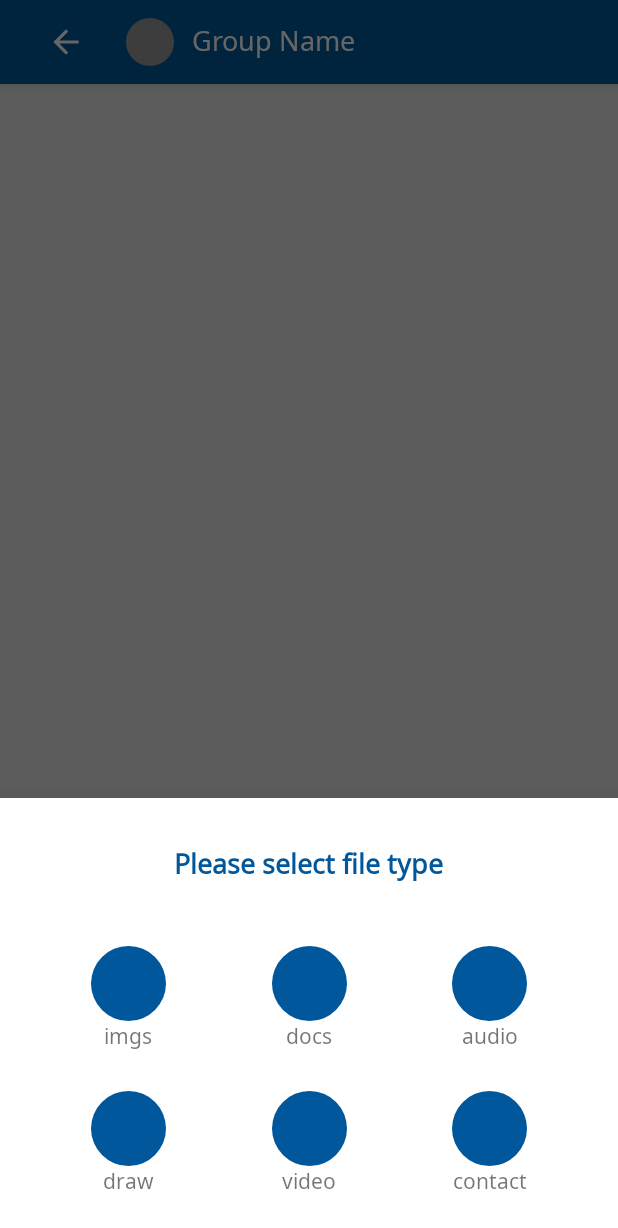
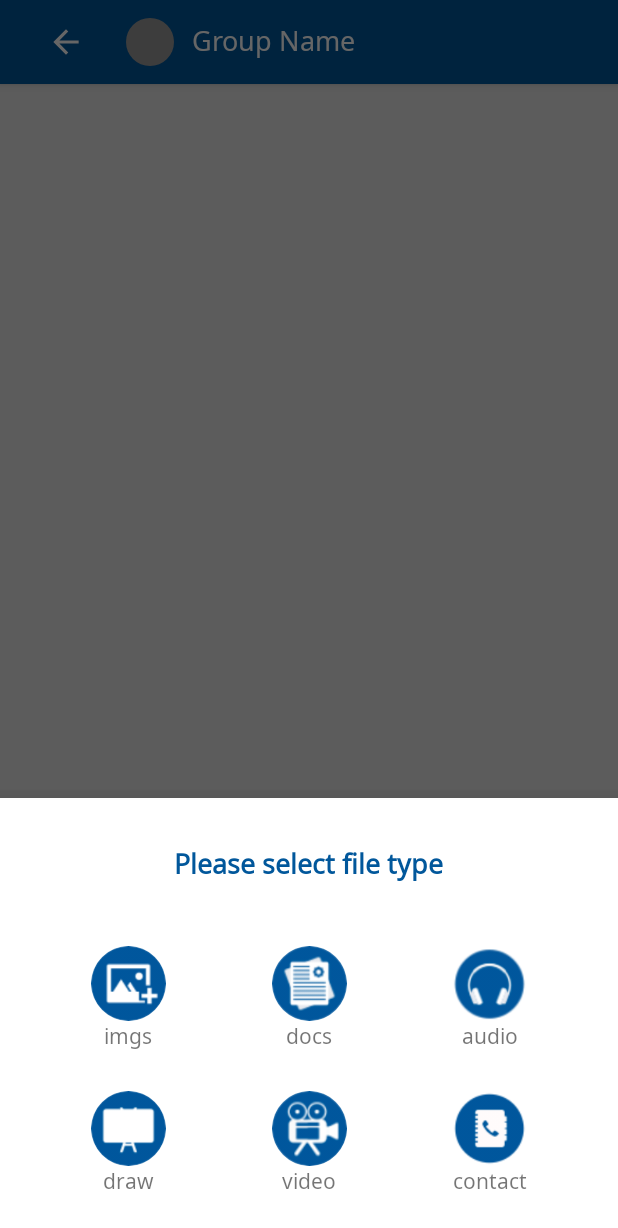
Before and after one commit to baithakguru/starmark, an Android app: the fragment SelectType placed in its activity, on a phone screen of 412 x 824 dp. Shown: the top 1228 px of the screen. Run offline under Robolectric (Android 15) with nearby library versions, the phone set to English and light mode, and no system bars; our stand-ins replace CircleImageView; 3 statements that could not run were skipped.

Commit message:
Icons added

```diff
--- a/app/src/main/res/layout/fragment_calls.xml
+++ b/app/src/main/res/layout/fragment_calls.xml
@@ -9,6 +9,10 @@
     <TextView
             android:layout_width="match_parent"
             android:layout_height="match_parent"
+            android:layout_gravity="center"
+            android:gravity="center"
+            android:textSize="22sp"
+            android:textColor="@color/colorPrimary"
             android:text="@string/hello_blank_fragment"/>
 
 </FrameLayout>
--- a/app/src/main/res/layout/fragment_plans.xml
+++ b/app/src/main/res/layout/fragment_plans.xml
@@ -9,6 +9,10 @@
     <TextView
             android:layout_width="match_parent"
             android:layout_height="match_parent"
+        android:layout_gravity="center"
+        android:gravity="center"
+        android:textColor="@color/colorPrimary"
+        android:textSize="22sp"
             android:text="@string/hello_blank_fragment"/>
 
 </FrameLayout>
--- a/app/src/main/res/layout/fragment_select_type.xml
+++ b/app/src/main/res/layout/fragment_select_type.xml
@@ -39,8 +39,7 @@
                     android:layout_width="50dp"
                     android:layout_gravity="center_horizontal"
                     android:layout_height="50dp"
-
-                    android:src="@color/colorPrimary"/>
+                    android:src="@drawable/picture"/>
                 <TextView
                     android:layout_gravity="center_horizontal"
                     android:layout_width="wrap_content"
@@ -58,7 +57,7 @@
                     android:layout_width="50dp"
                     android:layout_gravity="center_horizontal"
                     android:layout_height="50dp"
-                    android:src="@color/colorPrimary"/>
+                    android:src="@drawable/documents"/>
                 <TextView
                     android:layout_gravity="center_horizontal"
                     android:layout_width="wrap_content"
@@ -76,7 +75,7 @@
                     android:layout_width="50dp"
                     android:layout_gravity="center_horizontal"
                     android:layout_height="50dp"
-                    android:src="@color/colorPrimary"/>
+                    android:src="@drawable/headphones"/>
                 <TextView
                     android:layout_gravity="center_horizontal"
                     android:layout_width="wrap_content"
@@ -104,7 +103,7 @@
                     android:layout_width="50dp"
                     android:layout_gravity="center_horizontal"
                     android:layout_height="50dp"
-                    android:src="@color/colorPrimary"/>
+                    android:src="@drawable/whiteboard"/>
                 <TextView
                     android:layout_gravity="center_horizontal"
                     android:layout_width="wrap_content"
@@ -122,7 +121,7 @@
                     android:layout_width="50dp"
                     android:layout_gravity="center_horizontal"
                     android:layout_height="50dp"
-                    android:src="@color/colorPrimary"/>
+                    android:src="@drawable/camera"/>
                 <TextView
                     android:layout_gravity="center_horizontal"
                     android:layout_width="wrap_content"
@@ -140,7 +139,7 @@
                     android:layout_width="50dp"
                     android:layout_gravity="center_horizontal"
                     android:layout_height="50dp"
-                    android:src="@color/colorPrimary"/>
+                    android:src="@drawable/phone_book"/>
                 <TextView
                     android:layout_gravity="center_horizontal"
                     android:layout_width="wrap_content"
--- a/app/src/main/res/values/strings.xml
+++ b/app/src/main/res/values/strings.xml
@@ -8,7 +8,7 @@
     <string name="action_settings">Settings</string>
 
     <!-- TODO: Remove or change this placeholder text -->
-    <string name="hello_blank_fragment">Hello blank fragment</string>
+    <string name="hello_blank_fragment">Upcoming Feature</string>
     <string-array name="uselessSpinner">
         <item>COA</item>
         <item>DBMS</item>
```
Also changed, not shown: app/src/main/res/drawable/camera.png (added), app/src/main/res/drawable/documents.png (added), app/src/main/res/drawable/headphones.png (added), app/src/main/res/drawable/phone_book.png (added), app/src/main/res/drawable/picture.png (added), app/src/main/res/drawable/whiteboard.png (added).
